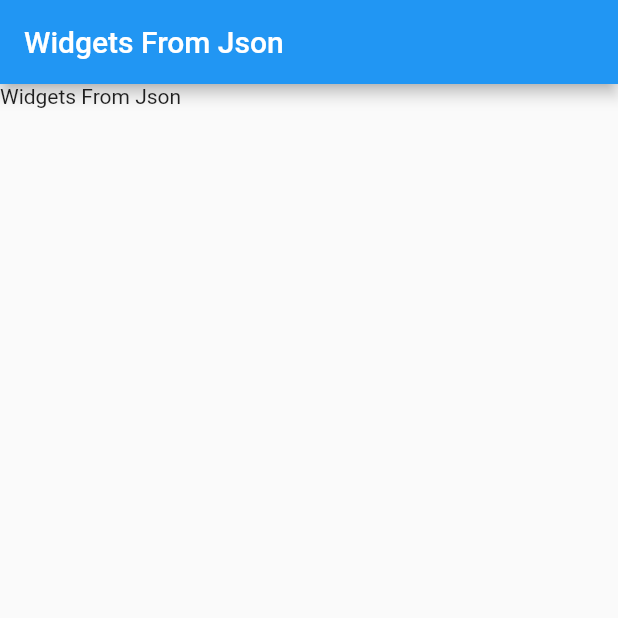
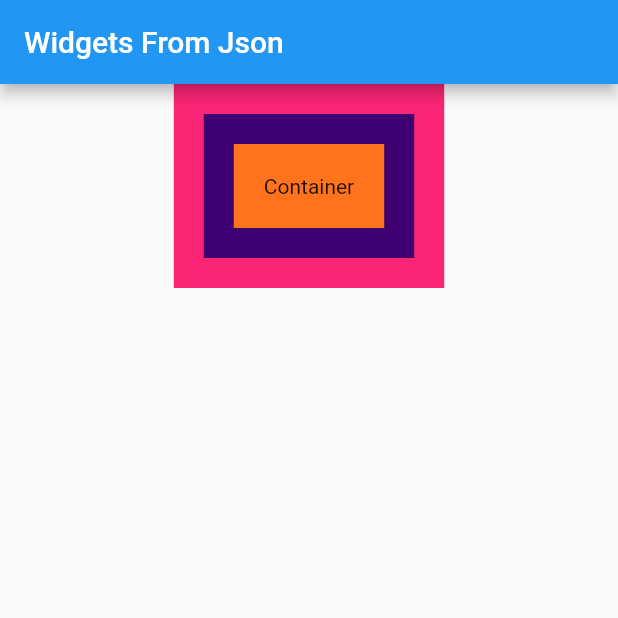
Before and after one commit to uzixCode/widgets_from_json, a Flutter app: the screen it shows after launch, on a phone screen of 412 x 824 dp, the top half of it. Run offline on Flutter 3.47's test engine with Material 2 defaults, Android fonts, the phone set to English and light mode, and no system bars; our stand-ins replace flutter_bloc.

Commit message:
feat: add auto generated key

```diff
--- a/example/lib/main.dart
+++ b/example/lib/main.dart
@@ -27,13 +27,91 @@ class _MyAppState extends State<MyApp> {
           controller: widgetsController,
           source: const {
             "field": [
-              {"key": "judul", "type": "Text", "value": "Widgets From Json"}
+              {
+                "type": "Container",
+                "color": 0xffFB2576,
+                "child": {
+                  "type": "Padding",
+                  "child": {
+                    "type": "Container",
+                    "color": 0xff3F0071,
+                    "child": {
+                      "type": "Padding",
+                      "child": {
+                        "type": "Container",
+                        "color": 0xffFF731D,
+                        "child": {
+                          "type": "Padding",
+                          "child": {"type": "Text", "value": "Container"}
+                        }
+                      }
+                    }
+                  }
+                }
+              }
             ]
           },
           costumComponent: (context, key, type, state) {
             switch (type) {
               case "Text":
                 return Text(state[key]?["value"] ?? "-");
+              case "HSpace":
+                return SizedBox(
+                  height: (state[key]?["value"] ?? 0) * 1.0,
+                );
+              case "VSpace":
+                return SizedBox(
+                  width: (state[key]?["value"] ?? 0) * 1.0,
+                );
+              case "Column":
+                return Column(
+                  children: state[key]?["children"]
+                          ?.map<Widget>(
+                              (e) => widgetsController.getComponent(e))
+                          .toList() ??
+                      [],
+                );
+              case "Row":
+                return Row(
+                  children: state[key]?["children"]
+                          ?.map<Widget>(
+                              (e) => widgetsController.getComponent(e))
+                          .toList() ??
+                      [],
+                );
+              case "Center":
+                return Center(
+                  child: state[key]?["child"] == null
+                      ? null
+                      : widgetsController.getComponent(state[key]?["child"]),
+                );
+              case "Container":
+                return UnconstrainedBox(
+                  child: InkWell(
+                    onTap: () {
+                      widgetsController.changeValue(
+                          key: key,
+                          valueKey: "color",
+                          value: (state[key]?["color"] ?? 0) * 10);
+                    },
+                    child: Container(
+                      color: state[key]?["color"] == null
+                          ? null
+                          : Color(state[key]?["color"]),
+                      child: state[key]?["child"] == null
+                          ? null
+                          : widgetsController
+                              .getComponent(state[key]?["child"]),
+                    ),
+                  ),
+                );
+              case "Padding":
+                return Padding(
+                  padding: const EdgeInsets.all(20),
+                  child: state[key]?["child"] == null
+                      ? null
+                      : widgetsController.getComponent(state[key]?["child"]),
+                );
               default:
                 return const SizedBox();
             }
--- a/lib/widgets_from_json.dart
+++ b/lib/widgets_from_json.dart
@@ -1,6 +1,7 @@
+import 'dart:developer';
+
 import 'package:flutter/material.dart';
-import 'package:flutter_bloc/flutter_bloc.dart';
-import 'cubit/component.dart';
+import 'package:uuid/uuid.dart';
 import 'cubit/form_controller.dart';
 export 'cubit/form_controller.dart';
 export 'cubit/component.dart';
@@ -30,38 +31,49 @@ class WidgetsFromJson extends StatefulWidget {
 
 class _WidgetsFromJsonState extends State<WidgetsFromJson> {
   List<Map<String, dynamic>>? list = [];
+  Map<String, List<Map<String, dynamic>>> _source = {};
   @override
   void initState() {
-    widget.controller.initialize(widget.source);
+    _source = Map.of(widget.source);
+    if (_source["field"] != null) {
+      _source["field"] = _source["field"]!.map((e) => intercept(e)).toList();
+    }
+    log(_source.toString());
+    widget.controller.initialize(_source);
+    widget.controller.costumComponent = widget.costumComponent;
     super.initState();
+  }
+
+  Map<String, dynamic> intercept(Map<String, dynamic> element) {
+    Map<String, dynamic> temp = Map.of(element);
+    String widgetsKey = const Uuid().v4();
+    if (temp["key"] == null) {
+      temp["key"] = widgetsKey;
+    }
+    if (temp["child"] != null) {
+      temp["child"] = intercept(temp["child"]);
+    }
+    if (temp["children"] != null) {
+      temp["children"] = temp["children"]!.map((e) => intercept(e)).toList();
+    }
+    return temp;
   }
 
   @override
   Widget build(BuildContext context) {
     if (widget.fieldType == WidgetType.column) {
       return Column(
-        children: widget.source["field"]
-                ?.map<Widget>((e) => getComponent(e))
+        children: _source["field"]
+                ?.map<Widget>((e) => widget.controller.getComponent(e))
                 .toList() ??
             [],
       );
     }
     return ListView(
-      children: widget.source["field"]
-              ?.map<Widget>((e) => getComponent(e))
+      children: _source["field"]
+              ?.map<Widget>((e) => widget.controller.getComponent(e))
               .toList() ??
           [],
     );
   }
-
-  Widget getComponent(Map<String, dynamic> e) => BlocProvider.value(
-        value: widget.controller.result[e["key"]]?["state"] as Component,
-        child: Builder(builder: (context) {
-          context.watch<Component>();
-          return widget.costumComponent != null
-              ? widget.costumComponent!(
-                  context, e["key"], e["type"], widget.controller.result)
-              : const SizedBox();
-        }),
-      );
 }
--- a/pubspec.yaml
+++ b/pubspec.yaml
@@ -1,7 +1,7 @@
 name: widgets_from_json
 description: A new Flutter plugin project.
 version: 0.0.1
-homepage:
+
 
 environment:
   sdk: '>=2.18.1 <3.0.0'
@@ -11,6 +11,7 @@ dependencies:
   flutter:
     sdk: flutter
   flutter_bloc: ^8.1.1
+  uuid: ^3.0.6
 
 dev_dependencies:
   flutter_test:
```
Also changed, not shown: lib/cubit/form_controller.dart (+14 -34 lines), example/pubspec.lock, 20 other files.
